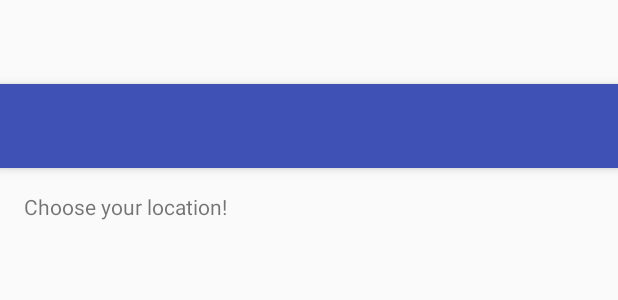
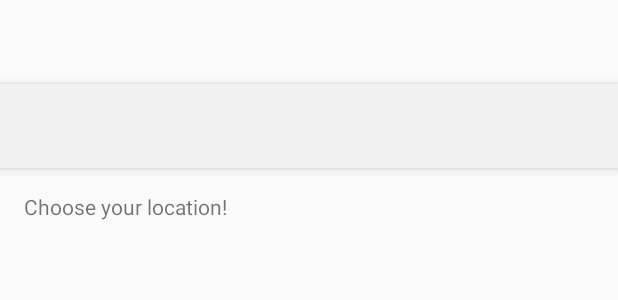
Before and after one commit to bia-nca/Vibex, an Android app: the layout activity_main.xml on its own in the app's theme, with its tools: preview values and no code run, on a phone screen of 412 x 824 dp. Shown: the top 300 px of the screen. Run offline under Robolectric (Android 15) with nearby library versions, the phone set to English and light mode, and no system bars.

```diff
--- a/mobile/src/main/java/de/girlsgeek/vibex/MapActivity.java
+++ b/mobile/src/main/java/de/girlsgeek/vibex/MapActivity.java
@@ -112,7 +112,6 @@ public class MapActivity extends Activity implements MapGesture.OnGestureListene
                 }
             }
         });
-
 
     }
 
--- a/mobile/src/main/res/layout/activity_main.xml
+++ b/mobile/src/main/res/layout/activity_main.xml
@@ -11,7 +11,7 @@
 
         <android.support.v7.widget.Toolbar android:id="@+id/toolbar"
             android:layout_width="match_parent" android:layout_height="?attr/actionBarSize"
-            android:background="?attr/colorPrimary" app:popupTheme="@style/AppTheme.PopupOverlay" />
+            android:background="@color/colorGrey" app:popupTheme="@style/AppTheme.PopupOverlay" />
 
     </android.support.design.widget.AppBarLayout>
 
--- a/mobile/src/main/res/layout/activity_map.xml
+++ b/mobile/src/main/res/layout/activity_map.xml
@@ -27,6 +27,7 @@
         android:id="@+id/mapfragment"
         android:layout_width="match_parent"
         android:layout_height="340dp"/>
+
 
         <LinearLayout
             android:orientation="horizontal"
--- a/mobile/src/main/res/layout/activity_sound.xml
+++ b/mobile/src/main/res/layout/activity_sound.xml
@@ -11,7 +11,7 @@
 
         <android.support.v7.widget.Toolbar android:id="@+id/toolbar"
             android:layout_width="match_parent" android:layout_height="?attr/actionBarSize"
-            android:background="?attr/colorPrimary" app:popupTheme="@style/AppTheme.PopupOverlay" />
+            android:background="@color/colorGrey" app:popupTheme="@style/AppTheme.PopupOverlay" />
 
     </android.support.design.widget.AppBarLayout>
 
--- a/mobile/src/main/res/values/colors.xml
+++ b/mobile/src/main/res/values/colors.xml
@@ -1,8 +1,8 @@
 <?xml version="1.0" encoding="utf-8"?>
 <resources>
     <color name="colorGrey">#F1F1F1</color>
-    <color name="colorPrimary">#3F51B5</color>
-    <color name="colorPrimaryDark">#303F9F</color>
+    <color name="colorPrimary">#A8A8A8</color>
+    <color name="colorPrimaryDark">#A8A8A8</color>
     <color name="colorAccent">#FF4081</color>
     <color name="colorGreyOpacity">#55000000</color>
 </resources>
```
Also changed, not shown: mobile/src/main/res/drawable/next_button_custom.xml (added, +8 -0 lines), mobile/src/main/res/drawable/pause_button_custom.xml (added, +8 -0 lines), mobile/src/main/res/drawable/play_button_custom.xml (added, +8 -0 lines), mobile/src/main/res/drawable/stop_button_custom.xml (added, +8 -0 lines), mobile/src/main/res/layout/content_vibex.xml (+5 -4 lines).
